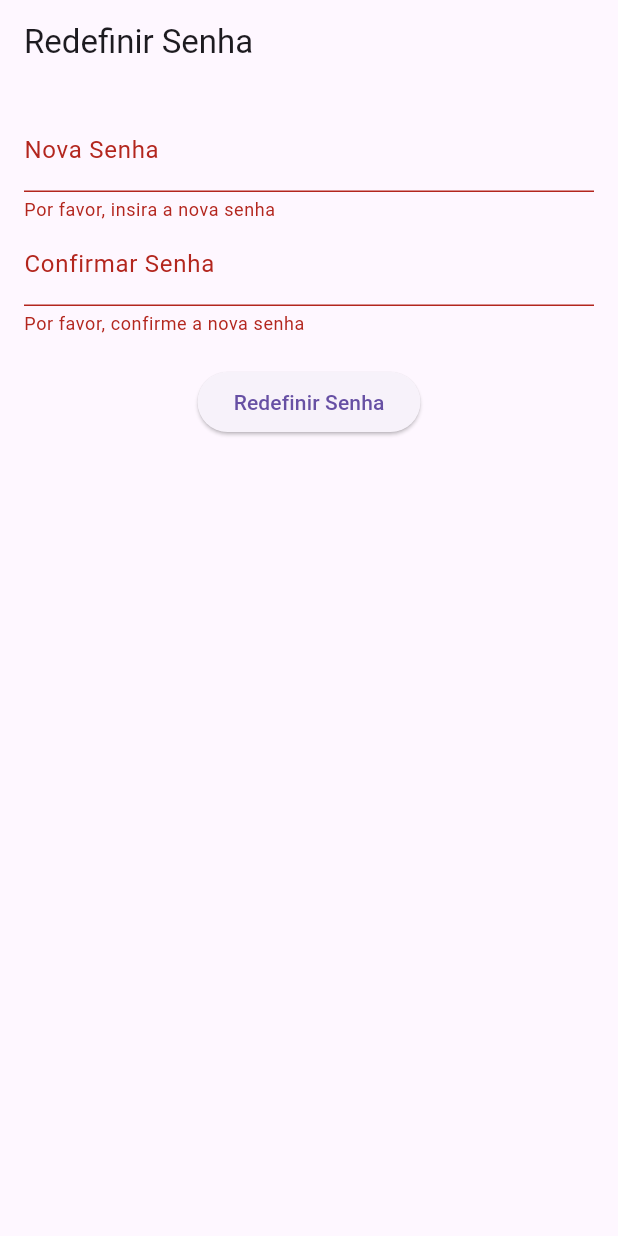
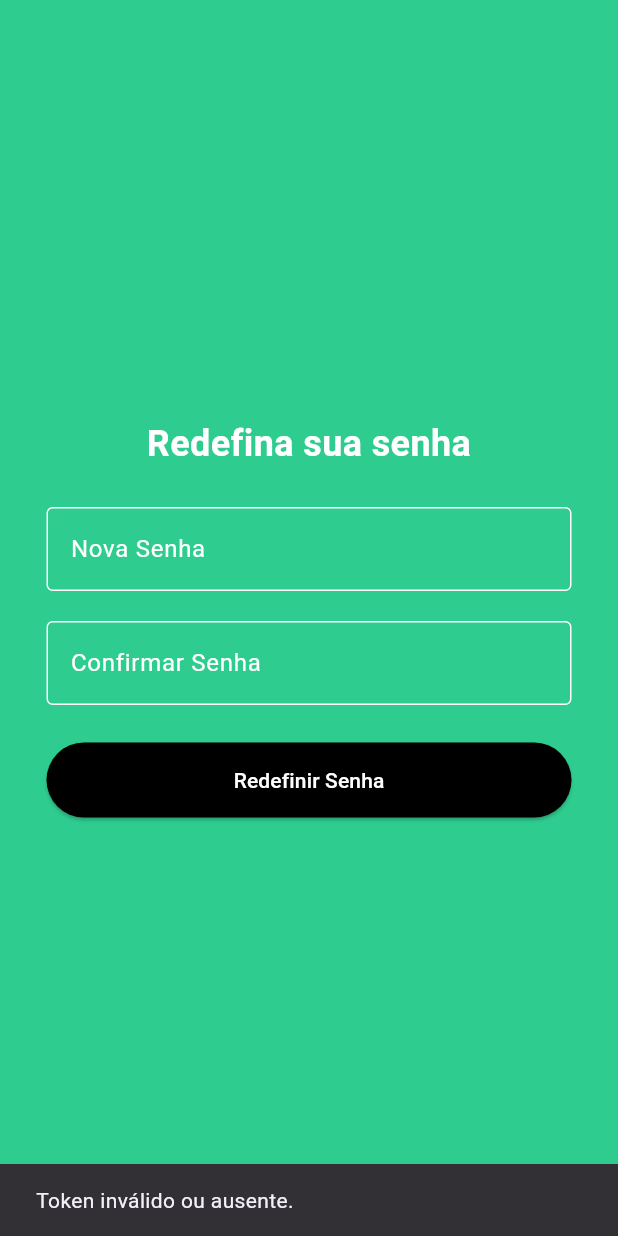
Before and after one commit to Mussatos/Flutter-Broom, a Flutter app: the ResetPasswordScreen screen opened by its route, after a tap on "Redefinir Senha", on a phone screen of 412 x 824 dp. Run offline on Flutter 3.47's test engine with Material 3 defaults, Android fonts, the phone set to English and light mode, and no system bars; our stand-ins replace file_picker, firebase_storage, flutter_dotenv, flutter_masked_text2, go_router, jwt_decoder and 1 more; accounts and stored records are empty.

Commit message:
STYLE: Adicioonando stilo para tela de redefinir senha

```diff
--- a/lib/resetPassword.dart
+++ b/lib/resetPassword.dart
@@ -14,17 +14,16 @@ class ResetPasswordScreen extends StatefulWidget {
 class _ResetPasswordScreenState extends State<ResetPasswordScreen> {
   final _formKey = GlobalKey<FormState>();
   final TextEditingController _passwordController = TextEditingController();
-  final TextEditingController _confirmPasswordController =
-      TextEditingController();
+  final TextEditingController _confirmPasswordController = TextEditingController();
 
   bool _isLoading = false;
+  String? passwordError;
+  String? confirmPasswordError;
 
   Future<void> _resetPassword() async {
     if (_formKey.currentState!.validate()) {
-      // Usando o token passado como argumento
       String token = widget.token ?? '';
 
-      print("token"+token);
       if (token.isEmpty) {
         ScaffoldMessenger.of(context).showSnackBar(SnackBar(
           content: Text('Token inválido ou ausente.'),
@@ -53,13 +52,13 @@ class _ResetPasswordScreenState extends State<ResetPasswordScreen> {
             content: Text('Senha alterada com sucesso!'),
           ));
         } else {
-          print("Erro: ${response.body}"); // Log de erro
+          print("Erro: ${response.body}");
           ScaffoldMessenger.of(context).showSnackBar(SnackBar(
             content: Text('Falha ao alterar a senha. Tente novamente.'),
           ));
         }
       } catch (e) {
-        print("Erro na requisição: $e"); // Log de erro
+        print("Erro na requisição: $e");
         ScaffoldMessenger.of(context).showSnackBar(SnackBar(
           content: Text('Erro na conexão. Tente novamente.'),
         ));
@@ -74,46 +73,70 @@ class _ResetPasswordScreenState extends State<ResetPasswordScreen> {
   @override
   Widget build(BuildContext context) {
     return Scaffold(
-      appBar: AppBar(
-        title: Text('Redefinir Senha'),
+      backgroundColor: Color(0xFF2ECC8F),
+      body: Center(
+        child: SingleChildScrollView(
+          padding: EdgeInsets.all(16.0),
+          child: Column(
+            mainAxisAlignment: MainAxisAlignment.center,
+            children: [
+              Text(
+                "Redefina sua senha",
+                style: TextStyle(
+                  fontSize: 24,
+                  fontWeight: FontWeight.bold,
+                  color: Colors.white,
                 ),
-      body: Padding(
-        padding: const EdgeInsets.all(16.0),
-        child: Form(
+                textAlign: TextAlign.center,
+              ),
+              SizedBox(height: 20),
+              Form(
                 key: _formKey,
                 child: Column(
                   children: [
-              TextFormField(
+                    _buildPasswordField(
+                      label: 'Nova Senha',
                       controller: _passwordController,
-                decoration: InputDecoration(labelText: 'Nova Senha'),
-                obscureText: true,
-                validator: (value) {
-                  if (value == null || value.isEmpty) {
-                    return 'Por favor, insira a nova senha';
-                  }
-                  return null;
+                      errorText: passwordError,
+                      onChanged: (value) {
+                        setState(() {
+                          passwordError = value.isEmpty ? 'Insira uma senha' : null;
+                        });
                       },
                     ),
-              TextFormField(
+                    SizedBox(height: 10),
+                    _buildPasswordField(
+                      label: 'Confirmar Senha',
                       controller: _confirmPasswordController,
-                decoration: InputDecoration(labelText: 'Confirmar Senha'),
-                obscureText: true,
-                validator: (value) {
-                  if (value == null || value.isEmpty) {
-                    return 'Por favor, confirme a nova senha';
-                  }
-                  if (value != _passwordController.text) {
-                    return 'As senhas não correspondem';
-                  }
-                  return null;
+                      errorText: confirmPasswordError,
+                      onChanged: (value) {
+                        setState(() {
+                          confirmPasswordError = value != _passwordController.text
+                              ? 'As senhas não correspondem'
+                              : null;
+                        });
                       },
                     ),
                                        SizedBox(height: 20),
                     _isLoading
-                  ? CircularProgressIndicator()
-                  : ElevatedButton(
+                        ? CircularProgressIndicator(
+                            valueColor: AlwaysStoppedAnimation<Color>(Colors.white), // Cor do carregador
+                          )
+                        : SizedBox(
+                            width: 350,
+                            height: 50,
+                            child: ElevatedButton(
                               onPressed: _resetPassword,
                               child: Text('Redefinir Senha'),
+                              style: ButtonStyle(
+                                backgroundColor: MaterialStateProperty.all(Colors.black),
+                                foregroundColor: MaterialStateProperty.all(Colors.white),
+                              ),
+                            ),
+                          ),
+
+                  ],
+                ),
               ),
             ],
           ),
@@ -121,4 +144,40 @@ class _ResetPasswordScreenState extends State<ResetPasswordScreen> {
       ),
     );
   }
+
+  Widget _buildPasswordField({
+    required String label,
+    required TextEditingController controller,
+    String? errorText,
+    required Function(String) onChanged,
+  }) {
+    return Container(
+      padding: EdgeInsets.all(5),
+      child: SizedBox(
+        width: 350,
+        child: TextField(
+          controller: controller,
+          decoration: InputDecoration(
+            labelText: label,
+            errorText: errorText,
+            labelStyle: TextStyle(color: Colors.white),
+            filled: true,
+            fillColor: Colors.transparent,
+            enabledBorder: OutlineInputBorder(
+              borderSide: BorderSide(color: Colors.white),
+            ),
+            focusedBorder: OutlineInputBorder(
+              borderSide: BorderSide(color: Colors.white),
+            ),
+            errorBorder: OutlineInputBorder(
+              borderSide: BorderSide(color: Colors.red),
+            ),
+          ),
+          style: TextStyle(color: Colors.white),
+          obscureText: true,
+          onChanged: onChanged,
+        ),
+      ),
+    );
   }
+}
```
Lines whose indentation alone changed are shown as unchanged.
